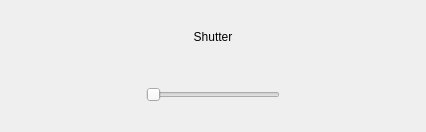
The window that gui/widgets/camera/shutterStatus.ui (magao-x/MagAOX) describes before a commit, drawn with Qt 5.
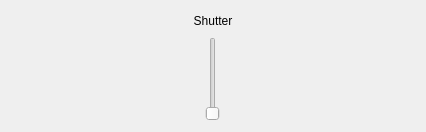
The same window after the commit. Custom widgets are drawn as their Qt base class.

Commit message: camera shutter toggle now blocks updates while interacting

```diff
--- a/gui/widgets/camera/shutterStatus.ui
+++ b/gui/widgets/camera/shutterStatus.ui
@@ -39,7 +39,7 @@
       </widget>
      </item>
      <item>
-      <layout class="QHBoxLayout" name="horizontalLayout">
+      <layout class="QHBoxLayout" name="horizontalLayout" stretch="1,1,1">
        <item>
         <spacer name="horizontalSpacer">
          <property name="orientation">
@@ -61,9 +61,6 @@
            <verstretch>0</verstretch>
           </sizepolicy>
          </property>
-         <property name="orientation">
-          <enum>Qt::Horizontal</enum>
-         </property>
         </widget>
        </item>
        <item>
@@ -85,6 +82,13 @@
    </item>
   </layout>
  </widget>
+ <customwidgets>
+  <customwidget>
+   <class>xqt::toggleSlider</class>
+   <extends>QSlider</extends>
+   <header>../xWidgets/toggleSlider.hpp</header>
+  </customwidget>
+ </customwidgets>
  <resources/>
  <connections/>
 </ui>
```
Left out of the diff: 2 changed lines with no effect on the pictures. The commit also changes 4 other files.
